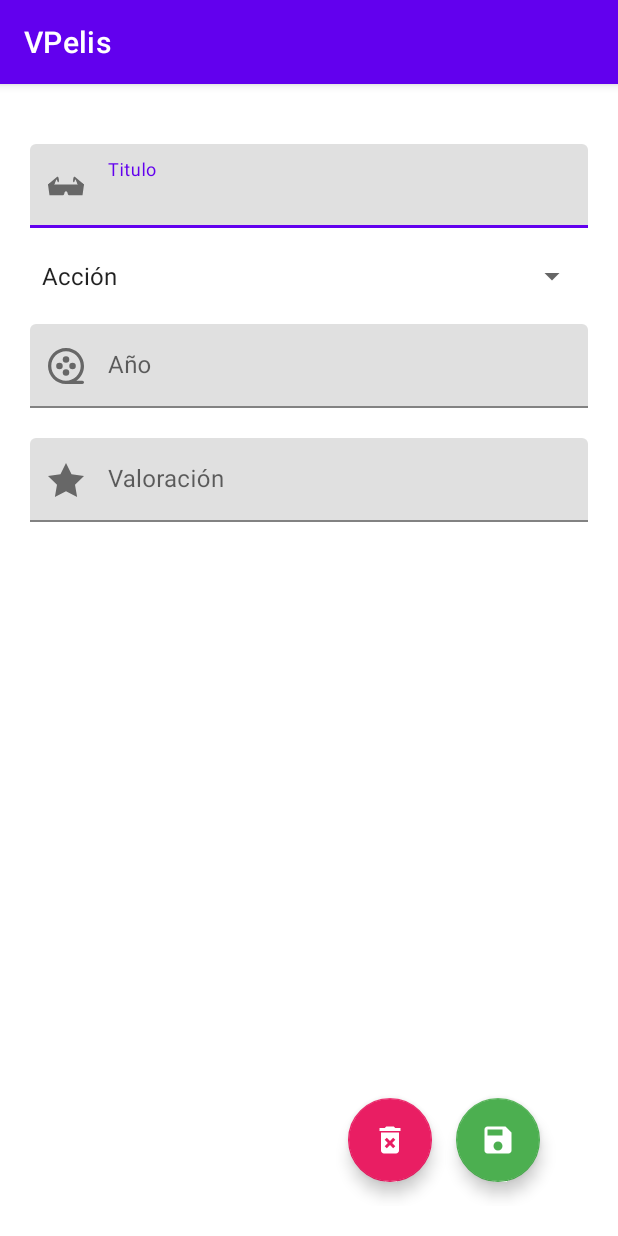
After one commit to MoY8462/android-practica2, an Android app: the UpdateMovieActivity screen opened directly, with no data from a screen before it, on a phone screen of 412 x 824 dp. The commit adds this screen. Run offline under Robolectric (Android 15) with nearby library versions, the phone set to English and light mode, and no system bars; our stand-ins replace Room's generated code.

Commit message:
feat: :sparkles: update and delete movies

```diff
--- a/app/build.gradle
+++ b/app/build.gradle
@@ -20,7 +20,9 @@ android {
     viewBinding {
         enabled = true
     }
-
+    buildFeatures{
+        viewBinding = true
+    }
     buildTypes {
         release {
             minifyEnabled false
--- a/app/src/main/java/com/example/vpelis_practica2/AddMovieActivity.kt
+++ b/app/src/main/java/com/example/vpelis_practica2/AddMovieActivity.kt
@@ -1,5 +1,6 @@
 package com.example.vpelis_practica2
 
+import android.content.Intent
 import androidx.appcompat.app.AppCompatActivity
 import android.os.Bundle
 import android.view.View
@@ -72,8 +73,8 @@ class AddMovieActivity : AppCompatActivity() {
                     movieEntity = MovieEntity(0,title,category,year,assessment)
                     moviesBD.moviesDao().insert(movieEntity)
                     Toast.makeText(this@AddMovieActivity,"Película Agregada", Toast.LENGTH_LONG).show()
-                    //val intent = Intent(this, MainActivity::class.java)
-                    //startActivity(intent)
+                    val intent = Intent(this@AddMovieActivity, MainActivity::class.java)
+                    startActivity(intent)
                 }
                 else{
                     Toast.makeText(this@AddMovieActivity,"Verifica la información", Toast.LENGTH_LONG).show()
--- /dev/null
+++ b/app/src/main/java/com/example/vpelis_practica2/UpdateMovieActivity.kt
@@ -0,0 +1,130 @@
+package com.example.vpelis_practica2
+
+import android.content.Context
+import android.content.Intent
+import androidx.appcompat.app.AppCompatActivity
+import android.os.Bundle
+import android.view.View
+import android.widget.AdapterView
+import android.widget.ArrayAdapter
+import android.widget.Spinner
+import android.widget.Toast
+import androidx.room.Room
+import com.example.vpelis_practica2.data.MovieEntity
+import com.example.vpelis_practica2.data.MoviesDatabase
+import com.example.vpelis_practica2.databinding.ActivityUpdateMovieBinding
+import java.security.AccessController.getContext
+
+class UpdateMovieActivity : AppCompatActivity() {
+
+    private lateinit var binnding: ActivityUpdateMovieBinding
+    private lateinit var spinner: Spinner
+    private lateinit var spinnerSelect : String
+
+    private val moviesBD : MoviesDatabase by lazy {
+        Room.databaseBuilder( this, MoviesDatabase::class.java, "movies_bd")
+            .allowMainThreadQueries()
+            .fallbackToDestructiveMigration()
+            .build()
+    }
+
+    private lateinit var movieEntity: MovieEntity
+    private var movieId: Int = 0
+    private var movieTitle = ""
+    private var movieGenre = ""
+    private var movieYear = ""
+    private var movieAssesment = ""
+
+    override fun onCreate(savedInstanceState: Bundle?) {
+        super.onCreate(savedInstanceState)
+        binnding = ActivityUpdateMovieBinding.inflate(layoutInflater)
+        setContentView(binnding.root)
+
+        var bundle : Bundle? = intent.extras
+        var movieId = bundle?.getInt("bundle_movie_id")
+
+        spinner = binnding.categorySpinner
+
+        ArrayAdapter.createFromResource(
+            this,
+            R.array.categories,
+            android.R.layout.simple_spinner_item
+        ).also { adapter ->
+            adapter.setDropDownViewResource(android.R.layout.simple_spinner_dropdown_item)
+            spinner.adapter = adapter
+        }
+
+        spinner.onItemSelectedListener = object : AdapterView.OnItemSelectedListener {
+
+            override fun onItemSelected(parent: AdapterView<*>, view: View?, pos: Int, id: Long) {
+                when (pos){
+                    0 -> { spinnerSelect = "action"}
+                    1 -> { spinnerSelect = "comedy"}
+                    2 -> { spinnerSelect = "horror"}
+                    3 -> { spinnerSelect = "childish"}
+                    4 -> { spinnerSelect = "documentaries"}
+                    5 -> { spinnerSelect = "family"}
+                }
+
+            }
+
+            override fun onNothingSelected(parent: AdapterView<*>) {
+                // Another interface callback
+            }
+        }
+
+        binnding.apply {
+            var movie : MovieEntity
+            if(movieId != null){
+                movie = moviesBD.moviesDao().getItem(movieId)
+
+                movieTitle = movie.title
+                movieGenre = movie.category
+                movieYear = movie.year
+                movieAssesment = movie.assessment
+
+                txtTitle.setText(movieTitle)
+                categorySpinner.setTag(2)
+                txtYear.setText(movieYear)
+                txtAssesment.setText(movieAssesment)
+
+                btnSave.setOnClickListener{
+                    val title = binnding.txtTitle.text.toString()
+                    val category = spinnerSelect
+                    val year = binnding.txtYear.text.toString()
+                    val assessment = binnding.txtAssesment.text.toString()
+
+                    if(isEntryValid(title,category,year,assessment)){
+                        movieEntity = MovieEntity(movieId,title,category,year,assessment)
+                        moviesBD.moviesDao().update(movieEntity)
+                        Toast.makeText(this@UpdateMovieActivity,"Cambios guardados", Toast.LENGTH_LONG).show()
+                        val intent = Intent(this@UpdateMovieActivity, MainActivity::class.java)
+                        startActivity(intent)
+                        finish()
+                    }
+                    else{
+                        Toast.makeText(this@UpdateMovieActivity,"Verifica la información", Toast.LENGTH_LONG).show()
+                    }
+                }
+
+                btnDelete.setOnClickListener {
+                    movieEntity= MovieEntity(movieId,movieTitle,movieGenre,movieYear,movieAssesment)
+                    moviesBD.moviesDao().delete(movieEntity)
+                    finish()
+                    val intent = Intent(this@UpdateMovieActivity, MainActivity::class.java)
+                    startActivity(intent)
+                    finish()
+                }
+            }
+        }
+
+
+    }
+
+    fun isEntryValid(title:String, category: String, year: String, assessment:String): Boolean{
+        if(title.isBlank() || category.isBlank() || year.isBlank() || assessment.isBlank()) {
+            return false
+        }
+        return true
+    }
+}
--- a/app/src/main/java/com/example/vpelis_practica2/data/MoviesDao.kt
+++ b/app/src/main/java/com/example/vpelis_practica2/data/MoviesDao.kt
@@ -8,10 +8,10 @@ interface MoviesDao {
     @Query("SELECT * from movies ORDER BY title ASC")
     fun getItems(): MutableList<MovieEntity>
 
-    @Query("SELECT * from movies WHERE id = :id")
-    fun getItem(id: Int): Flow<MovieEntity>
+    @Query("SELECT * from movies WHERE id LIKE :id")
+    fun getItem(id: Int): MovieEntity
 
-    @Insert(onConflict = OnConflictStrategy.IGNORE)
+    @Insert(onConflict = OnConflictStrategy.REPLACE)
     fun insert(movie: MovieEntity)
 
     @Update
--- /dev/null
+++ b/app/src/main/res/drawable/delete.xml
@@ -0,0 +1,5 @@
+<vector android:height="24dp" android:tint="#FFFFFF"
+    android:viewportHeight="24" android:viewportWidth="24"
+    android:width="24dp" xmlns:android="http://schemas.android.com/apk/res/android">
+    <path android:fillColor="@android:color/white" android:pathData="M6,19c0,1.1 0.9,2 2,2h8c1.1,0 2,-0.9 2,-2L18,7L6,7v12zM8.46,11.88l1.41,-1.41L12,12.59l2.12,-2.12 1.41,1.41L13.41,14l2.12,2.12 -1.41,1.41L12,15.41l-2.12,2.12 -1.41,-1.41L10.59,14l-2.13,-2.12zM15.5,4l-1,-1h-5l-1,1L5,4v2h14L19,4z"/>
+</vector>
--- /dev/null
+++ b/app/src/main/res/drawable/save.xml
@@ -0,0 +1,5 @@
+<vector android:height="24dp" android:tint="#FFFFFF"
+    android:viewportHeight="24" android:viewportWidth="24"
+    android:width="24dp" xmlns:android="http://schemas.android.com/apk/res/android">
+    <path android:fillColor="@android:color/white" android:pathData="M17,3L5,3c-1.11,0 -2,0.9 -2,2v14c0,1.1 0.89,2 2,2h14c1.1,0 2,-0.9 2,-2L21,7l-4,-4zM12,19c-1.66,0 -3,-1.34 -3,-3s1.34,-3 3,-3 3,1.34 3,3 -1.34,3 -3,3zM15,9L5,9L5,5h10v4z"/>
+</vector>
--- /dev/null
+++ b/app/src/main/res/layout/activity_update_movie.xml
@@ -0,0 +1,107 @@
+<?xml version="1.0" encoding="utf-8"?>
+<androidx.constraintlayout.widget.ConstraintLayout xmlns:android="http://schemas.android.com/apk/res/android"
+    xmlns:app="http://schemas.android.com/apk/res-auto"
+    xmlns:tools="http://schemas.android.com/tools"
+    android:layout_width="match_parent"
+    android:layout_height="match_parent"
+    android:padding="20dp"
+    tools:context=".UpdateMovieActivity">
+
+
+    <com.google.android.material.textfield.TextInputLayout
+        android:id="@+id/title_label"
+        android:layout_width="0dp"
+        android:layout_height="wrap_content"
+        android:layout_marginTop="@dimen/margin"
+        android:hint="@string/title_movie"
+        app:layout_constraintEnd_toEndOf="parent"
+        app:layout_constraintStart_toStartOf="parent"
+        app:layout_constraintTop_toTopOf="parent"
+        app:startIconDrawable="@drawable/glass_movie">
+
+        <com.google.android.material.textfield.TextInputEditText
+            android:id="@+id/txtTitle"
+            android:layout_width="match_parent"
+            android:layout_height="match_parent"
+            android:inputType="textAutoComplete|textCapWords"
+            android:singleLine="true" />
+    </com.google.android.material.textfield.TextInputLayout>
+
+    <Spinner
+        android:id="@+id/category_spinner"
+        android:layout_width="match_parent"
+        android:layout_height="wrap_content"
+        android:layout_marginTop="@dimen/margin"
+        app:layout_constraintEnd_toEndOf="parent"
+        app:layout_constraintStart_toStartOf="parent"
+        app:layout_constraintTop_toBottomOf="@id/title_label" />
+
+
+    <com.google.android.material.textfield.TextInputLayout
+        android:id="@+id/year_label"
+        android:layout_width="0dp"
+        android:layout_height="wrap_content"
+        android:layout_marginTop="@dimen/margin"
+        android:hint="@string/year_movie"
+        app:layout_constraintEnd_toEndOf="parent"
+        app:layout_constraintStart_toStartOf="parent"
+        app:layout_constraintTop_toBottomOf="@+id/category_spinner"
+        app:startIconDrawable="@drawable/movie">
+
+        <com.google.android.material.textfield.TextInputEditText
+            android:id="@+id/txtYear"
+            android:layout_width="match_parent"
+            android:layout_height="match_parent"
+            android:inputType="time"
+            android:singleLine="true" />
+    </com.google.android.material.textfield.TextInputLayout>
+
+    <com.google.android.material.textfield.TextInputLayout
+        android:id="@+id/assesment_label"
+        android:layout_width="0dp"
+        android:layout_height="wrap_content"
+        android:layout_marginTop="@dimen/margin"
+        android:hint="@string/assesment_movie"
+        app:layout_constraintEnd_toEndOf="parent"
+        app:layout_constraintStart_toStartOf="parent"
+        app:layout_constraintTop_toBottomOf="@+id/year_label"
+        app:startIconDrawable="@drawable/star">
+
+        <com.google.android.material.textfield.TextInputEditText
+            android:id="@+id/txtAssesment"
+            android:layout_width="match_parent"
+            android:layout_height="match_parent"
+            android:inputType="number"
+            android:singleLine="true" />
+    </com.google.android.material.textfield.TextInputLayout>
+
+    <com.google.android.material.floatingactionbutton.FloatingActionButton
+        android:id="@+id/btnSave"
+        android:layout_width="wrap_content"
+        android:layout_height="wrap_content"
+        android:layout_marginEnd="32dp"
+        android:layout_marginBottom="16dp"
+        android:src="@drawable/save"
+        android:text="Save"
+        android:textColor="@color/white"
+        app:backgroundTint="#4CAF50"
+        app:layout_constraintBottom_toBottomOf="parent"
+        app:layout_constraintEnd_toEndOf="parent"
+        app:tint="@color/white" />
+
+    <com.google.android.material.floatingactionbutton.FloatingActionButton
+        android:id="@+id/btnDelete"
+        android:layout_width="wrap_content"
+        android:layout_height="wrap_content"
+        android:layout_margin="16dp"
+        android:layout_marginEnd="92dp"
+        android:layout_marginBottom="92dp"
+        android:src="@drawable/delete"
+        android:text="Delete"
+        android:textColor="@color/white"
+        app:backgroundTint="#E91E63"
+        app:layout_constraintBottom_toBottomOf="parent"
+        app:layout_constraintEnd_toStartOf="@+id/btnSave"
+        app:tint="@color/white" />
+
+</androidx.constraintlayout.widget.ConstraintLayout>
--- a/app/src/main/res/values/strings.xml
+++ b/app/src/main/res/values/strings.xml
@@ -1,5 +1,5 @@
 <resources>
-    <string name="app_name">VPelis_practica2</string>
+    <string name="app_name">VPelis</string>
     <string name="title_movie">Titulo</string>
     <string name="year_movie">Año</string>
     <string name="assesment_movie">Valoración</string>
```
Also changed, not shown: app/src/main/AndroidManifest.xml (+7 -0 lines), app/src/main/java/com/example/vpelis_practica2/adapter/MoviesAdapter.kt (+6 -4 lines).
